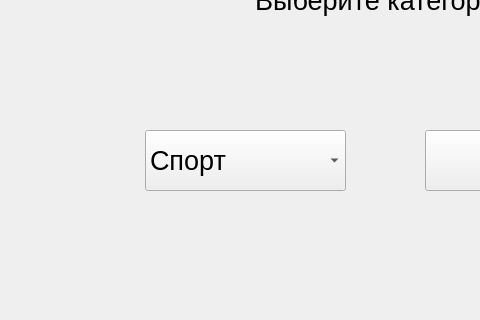
Qt form main.ui (cerito20/PIOA-Project) before a commit; both pictures show x 215 to 695 and y 370 to 690 of the 1200 by 900 pixel window.
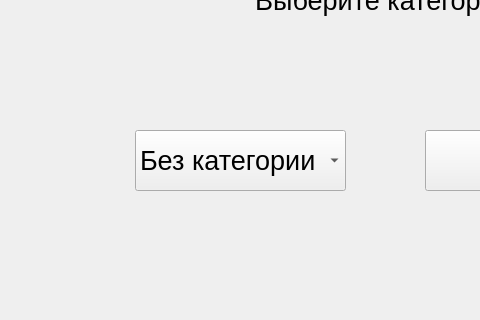
The same form after that commit.

Patch:
```diff
--- a/main.ui
+++ b/main.ui
@@ -76,9 +76,9 @@
      <widget class="QComboBox" name="cb_categories">
       <property name="geometry">
        <rect>
-        <x>360</x>
+        <x>350</x>
         <y>500</y>
-        <width>201</width>
+        <width>211</width>
         <height>61</height>
        </rect>
       </property>
@@ -102,6 +102,11 @@
       <property name="frame">
        <bool>true</bool>
       </property>
+      <item>
+       <property name="text">
+        <string>Без категории</string>
+       </property>
+      </item>
       <item>
        <property name="text">
         <string>Спорт</string>
```
